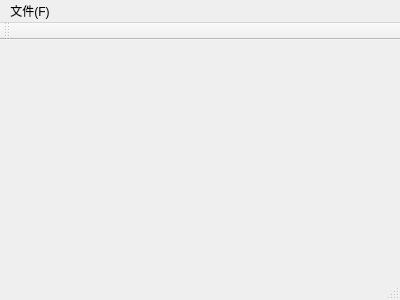
Above: TextEdit/mainwindow.ui from chendante/-txt-Qt before the change. Below: the same form after it.
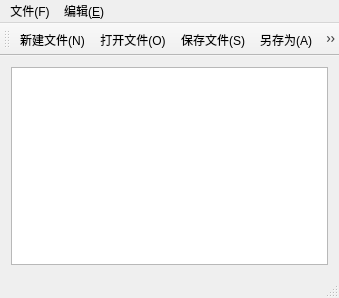
That is the form after the change. Icons and pictures are not drawn.

Commit message: 查找操作实现

Patch:
```diff
--- a/TextEdit/mainwindow.ui
+++ b/TextEdit/mainwindow.ui
@@ -6,20 +6,26 @@
    <rect>
     <x>0</x>
     <y>0</y>
-    <width>400</width>
-    <height>300</height>
+    <width>339</width>
+    <height>298</height>
    </rect>
   </property>
   <property name="windowTitle">
    <string>MainWindow</string>
   </property>
-  <widget class="QWidget" name="centralWidget"/>
+  <widget class="QWidget" name="centralWidget">
+   <layout class="QVBoxLayout" name="verticalLayout">
+    <item>
+     <widget class="QTextEdit" name="textEdit"/>
+    </item>
+   </layout>
+  </widget>
   <widget class="QMenuBar" name="menuBar">
    <property name="geometry">
     <rect>
      <x>0</x>
      <y>0</y>
-     <width>400</width>
+     <width>339</width>
      <height>26</height>
     </rect>
    </property>
@@ -29,8 +35,18 @@
     </property>
     <addaction name="action_N"/>
     <addaction name="action_O"/>
+    <addaction name="action_S"/>
+    <addaction name="action_A"/>
+    <addaction name="action_C"/>
+   </widget>
+   <widget class="QMenu" name="menu_E">
+    <property name="title">
+     <string>编辑(&amp;E)</string>
+    </property>
+    <addaction name="action_W"/>
    </widget>
    <addaction name="menu_F"/>
+   <addaction name="menu_E"/>
   </widget>
   <widget class="QToolBar" name="mainToolBar">
    <attribute name="toolBarArea">
@@ -39,6 +55,12 @@
    <attribute name="toolBarBreak">
     <bool>false</bool>
    </attribute>
+   <addaction name="action_N"/>
+   <addaction name="action_O"/>
+   <addaction name="action_S"/>
+   <addaction name="action_A"/>
+   <addaction name="action_C"/>
+   <addaction name="action_W"/>
   </widget>
   <widget class="QStatusBar" name="statusBar"/>
   <action name="action_N">
@@ -51,6 +73,42 @@
     <string>打开文件(&amp;O)</string>
    </property>
   </action>
+  <action name="action_W">
+   <property name="icon">
+    <iconset resource="myimage.qrc">
+     <normaloff>:/myImage/Image/search.jpg</normaloff>:/myImage/Image/search.jpg</iconset>
+   </property>
+   <property name="text">
+    <string>查找(&amp;W)</string>
+   </property>
+  </action>
+  <action name="action_S">
+   <property name="icon">
+    <iconset resource="myimage.qrc">
+     <normaloff>:/myImage/Image/save.jpg</normaloff>:/myImage/Image/save.jpg</iconset>
+   </property>
+   <property name="text">
+    <string>保存文件(&amp;S)</string>
+   </property>
+  </action>
+  <action name="action_A">
+   <property name="icon">
+    <iconset resource="myimage.qrc">
+     <normaloff>:/myImage/Image/other.jpg</normaloff>:/myImage/Image/other.jpg</iconset>
+   </property>
+   <property name="text">
+    <string>另存为(&amp;A)</string>
+   </property>
+  </action>
+  <action name="action_C">
+   <property name="icon">
+    <iconset resource="myimage.qrc">
+     <normaloff>:/myImage/Image/close.jpg</normaloff>:/myImage/Image/close.jpg</iconset>
+   </property>
+   <property name="text">
+    <string>关闭(&amp;C)</string>
+   </property>
+  </action>
  </widget>
  <layoutdefault spacing="6" margin="11"/>
  <resources/>
```
Left out of the diff: 12 changed lines with no effect on the pictures. The commit also changes 4 other files.
